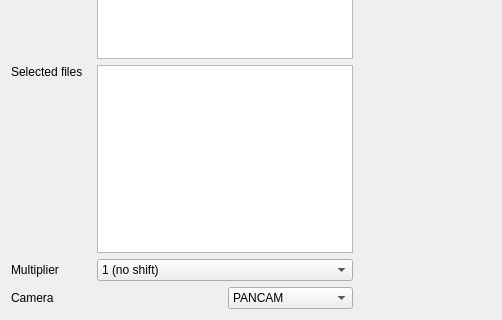
The window that src/pcot/assets/inputmultifile.ui (AU-ExoMars/PCOT) describes before a commit, drawn with Qt 5; both pictures show x 0 to 502 and y 282 to 602 of the 1011 by 602 pixel window.
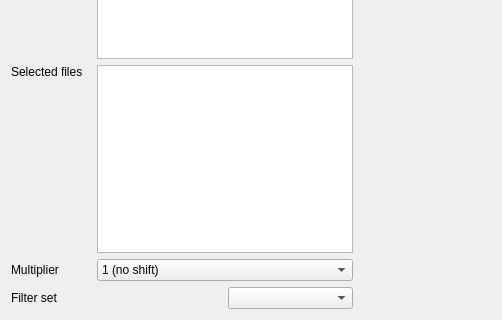
The same window after the commit. Custom widgets are drawn as their Qt base class.

Commit message: Filter sets no longer hardwired (although AUPE and PANCAM are in assets) and we can also put name and cwl in multifile patterns.

```diff
--- a/src/pcot/assets/inputmultifile.ui
+++ b/src/pcot/assets/inputmultifile.ui
@@ -74,7 +74,7 @@
    <item row="7" column="0" colspan="2">
     <widget class="QLabel" name="camlabel">
      <property name="text">
-      <string>Camera</string>
+      <string>Filter set</string>
      </property>
     </widget>
    </item>
@@ -86,16 +86,6 @@
        <height>0</height>
       </size>
      </property>
-     <item>
-      <property name="text">
-       <string>PANCAM</string>
-      </property>
-     </item>
-     <item>
-      <property name="text">
-       <string>AUPE</string>
-      </property>
-     </item>
     </widget>
    </item>
    <item row="5" column="0">
```
Left out of the diff: 2 changed lines with no effect on the pictures. The commit also changes 12 other files.
